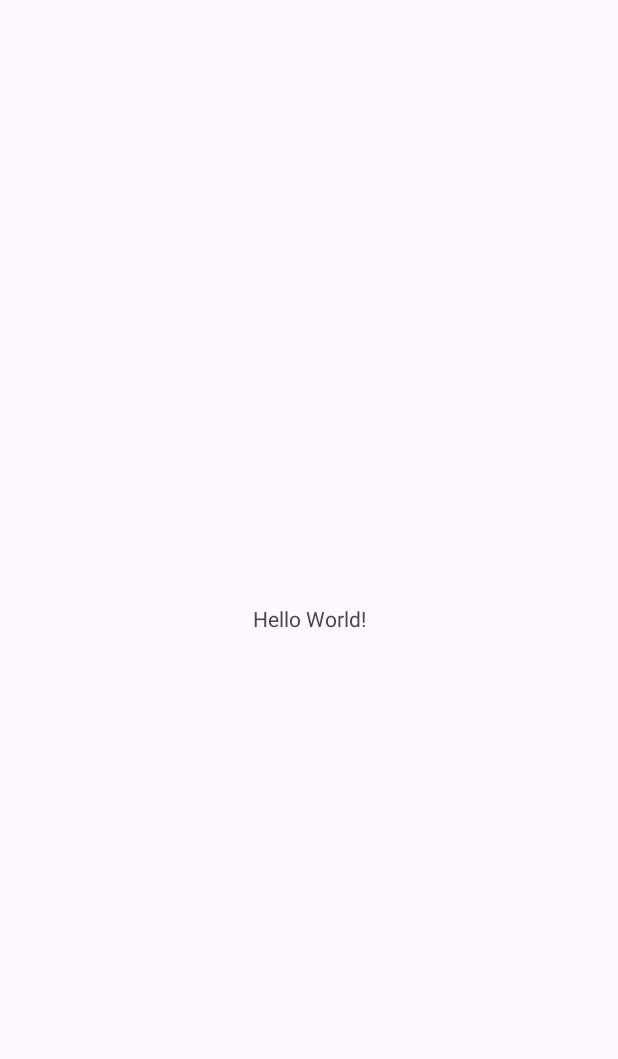
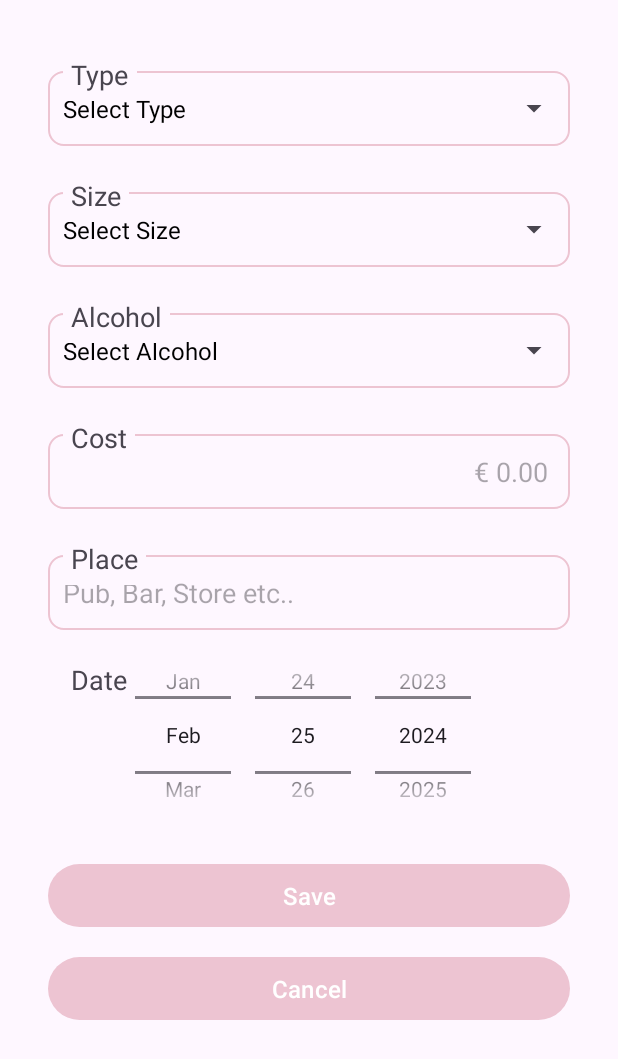
Before and after one commit to veselinkaramfilov/TakeOverControl, an Android app: the screen it shows after launch once a user with an empty profile is signed in (MainActivity before the commit, AddActivity after it), on a phone screen of 412 x 824 dp. Before the commit the part shown is almost empty. Shown: the top 1059 px of the screen. Run offline under Robolectric (Android 15) with nearby library versions, the phone set to English and light mode, and no system bars; our stand-ins replace Firebase (no records; nobody signed in at launch, a user with empty details on screens opened directly).

Commit message:
add activity

```diff
--- a/app/src/main/java/com/example/takeovercontrol/AddActivity.java
+++ b/app/src/main/java/com/example/takeovercontrol/AddActivity.java
@@ -3,12 +3,88 @@ package com.example.takeovercontrol;
 import androidx.appcompat.app.AppCompatActivity;
 
 import android.os.Bundle;
+import android.view.View;
+import android.widget.AdapterView;
+import android.widget.ArrayAdapter;
+import android.widget.Spinner;
+import android.widget.TextView;
+
+import java.util.Date;
 
 public class AddActivity extends AppCompatActivity {
+
+    private String selectedType, selectedSize, selectedAlcohol; //Spinners
+    private Spinner spinnerType, spinnerSize, spinnerAlcohol;
+    private ArrayAdapter<CharSequence> adapterType, adapterSize, adapterAlcohol;
 
     @Override
     protected void onCreate(Bundle savedInstanceState) {
         super.onCreate(savedInstanceState);
         setContentView(R.layout.activity_add);
+
+        //Type Spinner
+        spinnerType = findViewById(R.id.spinner_type);
+        adapterType = ArrayAdapter.createFromResource(this, R.array.array_type, R.layout.spinner_layout);
+        adapterType.setDropDownViewResource(android.R.layout.simple_spinner_dropdown_item);
+        spinnerType.setAdapter(adapterType);
+
+        //Size Spinner
+        spinnerSize = findViewById(R.id.spinner_size);
+
+        //Alcohol Spinner
+        spinnerAlcohol = findViewById(R.id.spinner_alcohol);
+
+        spinnerType.setOnItemSelectedListener(new AdapterView.OnItemSelectedListener() {
+            @Override
+            public void onItemSelected(AdapterView<?> parent, View view, int position, long id) {
+                selectedType = spinnerType.getSelectedItem().toString();
+
+                switch (selectedType) {
+                    case "Select Type":
+                        adapterSize = ArrayAdapter.createFromResource(parent.getContext(), R.array.array_default_size, R.layout.spinner_layout);
+                        break;
+                    case "Beer":
+                        adapterSize = ArrayAdapter.createFromResource(parent.getContext(), R.array.array_beer_size, R.layout.spinner_layout);
+                        break;
+                    case "Cider":
+                        adapterSize = ArrayAdapter.createFromResource(parent.getContext(), R.array.array_cider_size, R.layout.spinner_layout);
+                        break;
+                    default:
+                        break;
+                }
+
+                adapterSize.setDropDownViewResource(android.R.layout.simple_spinner_dropdown_item);
+                spinnerSize.setAdapter(adapterSize);
+            }
+
+            @Override
+            public void onNothingSelected(AdapterView<?> parent) {
+
+            }
+        });
+
+        spinnerSize.setOnItemSelectedListener(new AdapterView.OnItemSelectedListener() {
+            @Override
+            public void onItemSelected(AdapterView<?> parent, View view, int position, long id) {
+                selectedSize = spinnerSize.getSelectedItem().toString();
+
+                switch (selectedSize) {
+                    case "Select Size":
+                        adapterAlcohol = ArrayAdapter.createFromResource(parent.getContext(), R.array.array_default_alcohol, R.layout.spinner_layout);
+                        break;
+                    default:
+                        // Handle other cases if needed
+                        break;
+                }
+
+                adapterAlcohol.setDropDownViewResource(android.R.layout.simple_spinner_dropdown_item);
+                spinnerAlcohol.setAdapter(adapterAlcohol);
+            }
+
+            @Override
+            public void onNothingSelected(AdapterView<?> parent) {
+
+            }
+        });
     }
 }
--- a/app/src/main/java/com/example/takeovercontrol/SplashActivity.java
+++ b/app/src/main/java/com/example/takeovercontrol/SplashActivity.java
@@ -24,7 +24,7 @@ public class SplashActivity extends AppCompatActivity {
                     startActivity(new Intent(SplashActivity.this, LoginActivity.class));
                 }
                 else {
-                    startActivity(new Intent(SplashActivity.this,MainActivity.class));
+                    startActivity(new Intent(SplashActivity.this,AddActivity.class));
                 }
                 finish();
             }
--- /dev/null
+++ b/app/src/main/res/drawable/no_stroke.xml
@@ -0,0 +1,8 @@
+<?xml version="1.0" encoding="utf-8"?>
+<shape xmlns:android="http://schemas.android.com/apk/res/android"
+
+    android:shape="rectangle">
+    <corners android:radius="10dp"/>
+    <stroke android:width="1dp" android:color="#00000000" />
+
+</shape>
--- a/app/src/main/res/layout/activity_add.xml
+++ b/app/src/main/res/layout/activity_add.xml
@@ -19,6 +19,7 @@
             <Spinner
                 android:id="@+id/spinner_type"
                 android:layout_width="match_parent"
+                android:layout_marginLeft="10dp"
                 android:layout_height="50dp"/>
         </LinearLayout>
         <TextView
@@ -44,6 +45,7 @@
             <Spinner
                 android:id="@+id/spinner_size"
                 android:layout_width="match_parent"
+                android:layout_marginLeft="10dp"
                 android:layout_height="50dp" />
         </LinearLayout>
         <TextView
@@ -66,6 +68,7 @@
             <Spinner
                 android:id="@+id/spinner_alcohol"
                 android:layout_width="match_parent"
+                android:layout_marginLeft="10dp"
                 android:layout_height="50dp"/>
         </LinearLayout>
         <TextView
@@ -91,8 +94,9 @@
             <EditText
                 android:id="@+id/text_cost"
                 android:layout_width="match_parent"
-                android:background="@drawable/rounded_corner"
+                android:background="@drawable/no_stroke"
                 android:hint="€ 0.00 "
+                android:layout_marginRight="10dp"
                 android:textAlignment="viewEnd"
                 android:inputType="text"
                 android:layout_height="50dp" />
@@ -117,7 +121,10 @@
             <EditText
                 android:id="@+id/text_place"
                 android:layout_width="match_parent"
-                android:background="@drawable/rounded_corner"
+                android:background="@drawable/no_stroke"
+                android:inputType="text"
+                android:hint="Pub, Bar, Store etc.. "
+                android:layout_marginLeft="10dp"
                 android:layout_height="50dp"/>
         </LinearLayout>
         <TextView
--- /dev/null
+++ b/app/src/main/res/layout/spinner_layout.xml
@@ -0,0 +1,7 @@
+<?xml version="1.0" encoding="utf-8"?>
+
+<TextView xmlns:android="http://schemas.android.com/apk/res/android"
+    android:layout_width="match_parent"
+    android:layout_height="wrap_content"
+    android:textSize="16sp"
+    android:textColor="@color/black"/>
--- a/app/src/main/res/values/strings.xml
+++ b/app/src/main/res/values/strings.xml
@@ -1,3 +1,91 @@
 <resources>
     <string name="app_name">TakeOverControl</string>
+
+    <string-array name="array_type">
+        <item>Select Type</item>
+        <item>Beer</item>
+        <item>Cider</item>
+        <item>Whiskey</item>
+        <item>Wine</item>
+        <item>Champagne</item>
+        <item>Vodka</item>
+        <item>Tequila</item>
+        <item>Cognac</item>
+        <item>Liqueur</item>
+        <item>Cocktail</item>
+        <item>Hot Drink</item>
+        <item>Other</item>
+        <item>Only Buying</item>
+    </string-array>
+
+    <string-array name="array_default_size">
+        <item>Select Size</item>
+    </string-array>
+
+    <string-array name="array_default_alcohol">
+        <item>Select Alcohol</item>
+    </string-array>
+
+    <string-array name="array_beer_size">
+        <item>Select Size</item>
+        <item>Small Can/Bottle (275ml)</item>
+        <item>Small Can/Bottle (300ml)</item>
+        <item>Small Can/Bottle (330ml)</item>
+        <item>Half Pint (284ml)</item>
+        <item>Medium Can/Bottle (400ml)</item>
+        <item>Medium Can/Bottle (440ml)</item>
+        <item>Can/Bottle (500ml)</item>
+        <item>Pint (568ml)</item>
+        <item>Mug (1000ml)</item>
+    </string-array>
+
+    <string-array name="array_beer_alcohol">
+        <item>Select Alcohol</item>
+        <item>2.0%</item>
+        <item>2.5%</item>
+        <item>3.0%</item>
+        <item>3.5%</item>
+        <item>4.0%</item>
+        <item>4.5%</item>
+        <item>5.0%</item>
+        <item>5.5%</item>
+        <item>6.0%</item>
+        <item>7.0%</item>
+        <item>8.0%</item>
+        <item>9.0%</item>
+        <item>10.0%</item>
+        <item>12.0%</item>
+    </string-array>
+
+    <string-array name="array_cider_size">
+        <item>Select Size</item>
+        <item>Small Can/Bottle (330ml)</item>
+        <item>Half Pint (284ml)</item>
+        <item>Medium Can/Bottle (440ml)</item>
+        <item>Can/Bottle (500ml)</item>
+        <item>Pint (568ml)</item>
+    </string-array>
+
+    <string-array name="array_cider_alcohol">
+        <item>Select Alcohol</item>
+        <item>2.0%</item>
+        <item>2.5%</item>
+        <item>3.0%</item>
+        <item>3.5%</item>
+        <item>4.0%</item>
+        <item>4.5%</item>
+        <item>5.0%</item>
+        <item>5.5%</item>
+        <item>6.0%</item>
+        <item>7.0%</item>
+        <item>8.0%</item>
+        <item>9.0%</item>
+        <item>10.0%</item>
+        <item>12.0%</item>
+    </string-array>
+
+
+
+
+
 </resources>
```
